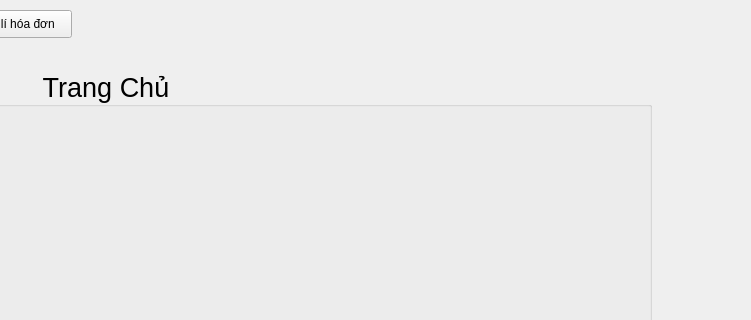
This is GUI/UI/Home.ui in MinhVi2004/WaterManagement as Qt 5 draws it before an edit; both pictures show x 449 to 1200 and y 0 to 320 of the 1200 by 700 pixel window. The edited form follows.
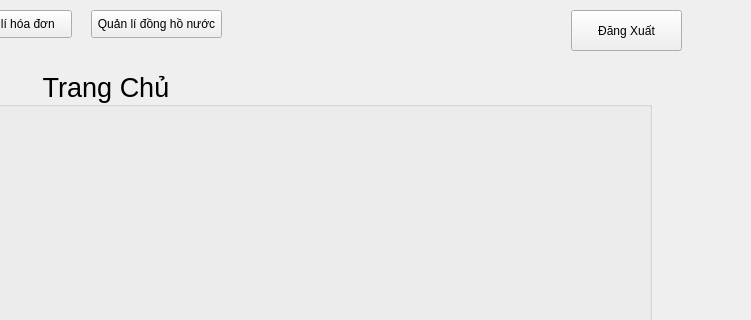
This is the edited form.

```diff
--- a/GUI/UI/Home.ui
+++ b/GUI/UI/Home.ui
@@ -133,6 +133,35 @@
      <string>Trang Chủ</string>
     </property>
    </widget>
+   <widget class="QPushButton" name="btnDHN">
+    <property name="geometry">
+     <rect>
+      <x>540</x>
+      <y>10</y>
+      <width>131</width>
+      <height>28</height>
+     </rect>
+    </property>
+    <property name="styleSheet">
+     <string notr="true"/>
+    </property>
+    <property name="text">
+     <string>Quản lí đồng hồ nước</string>
+    </property>
+   </widget>
+   <widget class="QPushButton" name="btnDangXuat">
+    <property name="geometry">
+     <rect>
+      <x>1020</x>
+      <y>10</y>
+      <width>111</width>
+      <height>41</height>
+     </rect>
+    </property>
+    <property name="text">
+     <string>Đăng Xuất</string>
+    </property>
+   </widget>
   </widget>
   <widget class="QMenuBar" name="menubar">
    <property name="geometry">
```
Left out of the diff: 4 changed lines with no effect on the pictures.
